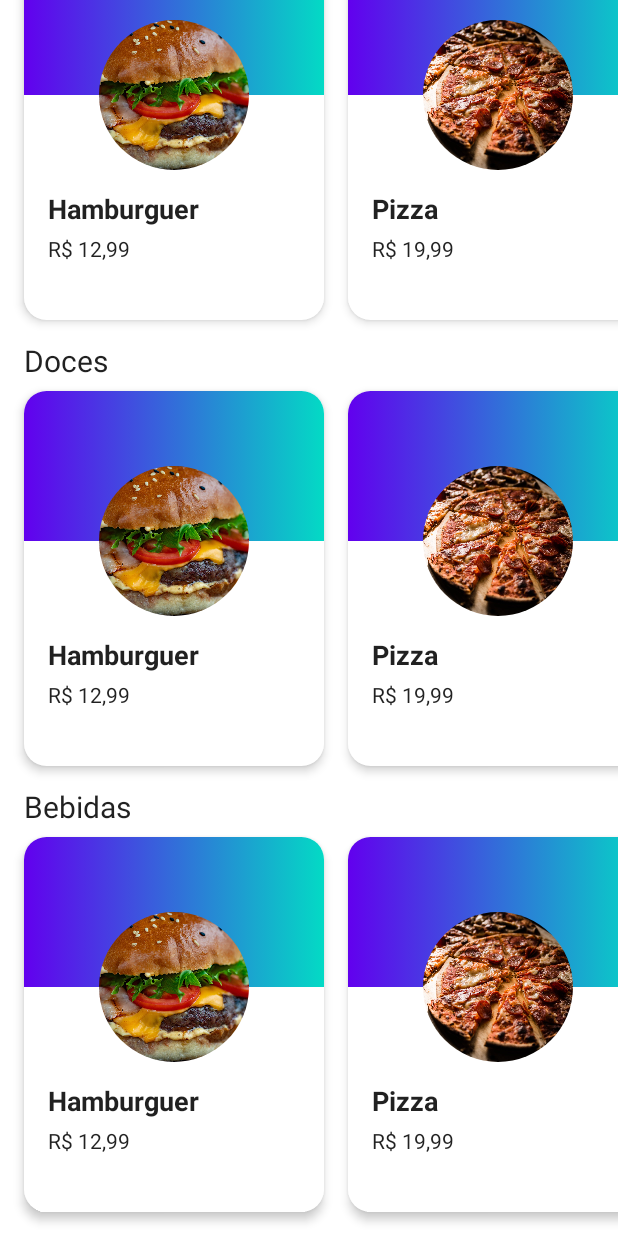
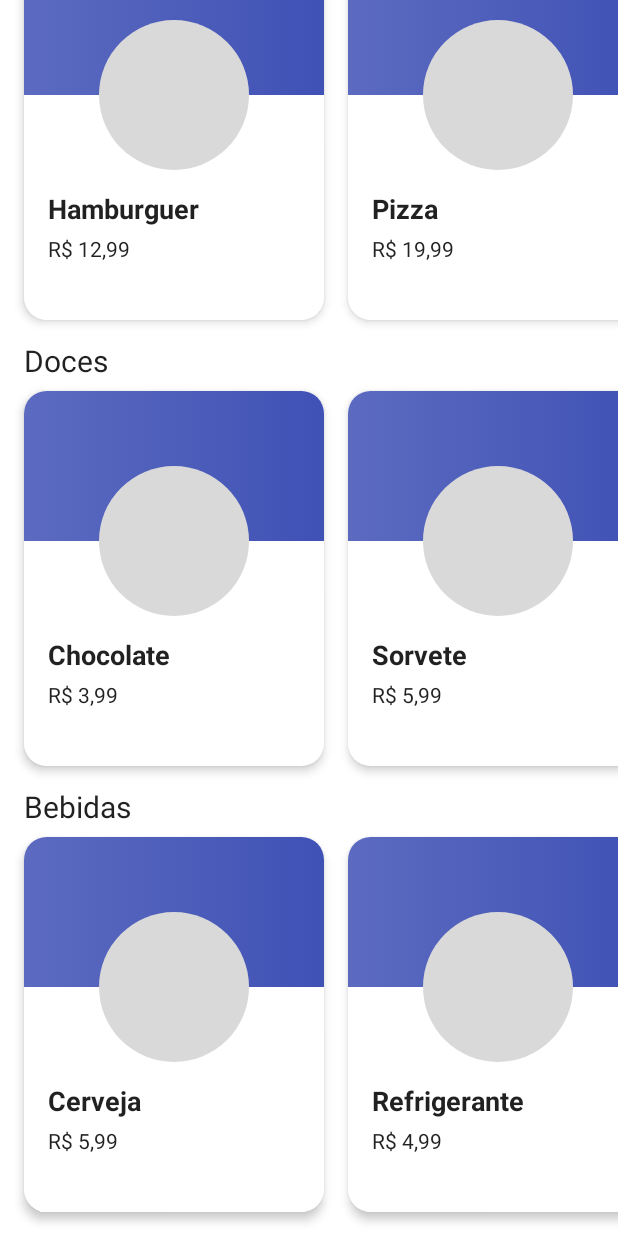
Before and after one commit to gowithcintya/delivery-app, an Android app built with Jetpack Compose: the screen it shows after launch (MainActivity), scrolled down 84 dp, on a phone screen of 412 x 824 dp. Run offline under Robolectric (Android 15) with nearby library versions, the phone set to English and light mode, and no system bars.

Commit message:
[REFACTOR] - Refactoring the app

```diff
--- a/app/src/main/kotlin/com/deliveryapp/MainActivity.kt
+++ b/app/src/main/kotlin/com/deliveryapp/MainActivity.kt
@@ -6,6 +6,7 @@ import androidx.activity.compose.setContent
 import androidx.compose.material.Surface
 import androidx.compose.runtime.Composable
 import androidx.compose.ui.tooling.preview.Preview
+import com.deliveryapp.sampledata.sampleSections
 import com.deliveryapp.ui.screens.HomeScreen
 import com.deliveryapp.ui.theme.DeliveryAppTheme
 
@@ -22,7 +23,9 @@ class MainActivity : ComponentActivity() {
 fun App() {
     DeliveryAppTheme {
         Surface {
-            HomeScreen()
+            HomeScreen(
+                sampleSections
+            )
         }
     }
 }
--- a/app/src/main/kotlin/com/deliveryapp/model/Product.kt
+++ b/app/src/main/kotlin/com/deliveryapp/model/Product.kt
@@ -1,10 +1,9 @@
 package com.deliveryapp.model
 
-import androidx.annotation.DrawableRes
 import java.math.BigDecimal
 
 class Product(
     val name: String,
     val price: BigDecimal,
-    @DrawableRes val image: Int
+    val image: String? = null
 )
--- a/app/src/main/kotlin/com/deliveryapp/sampledata/SampleData.kt
+++ b/app/src/main/kotlin/com/deliveryapp/sampledata/SampleData.kt
@@ -1,23 +1,69 @@
 package com.deliveryapp.sampledata
 
-import com.delivery_app.R
 import com.deliveryapp.model.Product
 import java.math.BigDecimal
 
-val sampleProducts = listOf(
+val sampleCandies = listOf(
+    Product(
+        name = "Chocolate",
+        price = BigDecimal("3.99"),
+        image = "https://images.pexels.com/photos/65882/chocolate-dark-coffee-confiserie-65882.jpeg",
+    ),
+    Product(
+        name = "Sorvete",
+        price = BigDecimal("5.99"),
+        image = "https://images.pexels.com/photos/1352278/pexels-photo-1352278.jpeg",
+    ),
+    Product(
+        name = "Bolo",
+        price = BigDecimal("11.99"),
+        image = "https://images.pexels.com/photos/291528/pexels-photo-291528.jpeg",
+    )
+)
+
+val sampleDrinks = listOf(
+    Product(
+        name = "Cerveja",
+        price = BigDecimal("5.99"),
+        image = "https://images.pexels.com/photos/1552630/pexels-photo-1552630.jpeg",
+    ),
+    Product(
+        name = "Refrigerante",
+        price = BigDecimal("4.99"),
+        image = "https://images.pexels.com/photos/2775860/pexels-photo-2775860.jpeg"
+    ),
+    Product(
+        name = "Suco",
+        price = BigDecimal("7.99"),
+        image = "https://images.pexels.com/photos/96974/pexels-photo-96974.jpeg"
+    ),
+    Product(
+        name = "Água",
+        price = BigDecimal("2.99"),
+        image = "https://images.pexels.com/photos/327090/pexels-photo-327090.jpeg"
+    )
+)
+
+val sampleProducts: List<Product> = listOf(
     Product(
         name = "Hamburguer",
         price = BigDecimal("12.99"),
-        image = R.drawable.burger
+        image = "https://images.pexels.com/photos/1639557/pexels-photo-1639557.jpeg"
     ),
     Product(
         name = "Pizza",
         price = BigDecimal("19.99"),
-        image = R.drawable.pizza
+        image = "https://images.pexels.com/photos/825661/pexels-photo-825661.jpeg"
     ),
     Product(
-        name = "Batata Frita",
+        name = "Batata frita",
         price = BigDecimal("7.99"),
-        image = R.drawable.fries
-    )
+        image = "https://images.pexels.com/photos/1583884/pexels-photo-1583884.jpeg"
+), *sampleDrinks.toTypedArray(), *sampleCandies.toTypedArray()
 )
+
+val sampleSections = mapOf(
+    "Promoções" to sampleProducts,
+    "Doces" to sampleCandies,
+    "Bebidas" to sampleDrinks
+)
--- a/app/src/main/kotlin/com/deliveryapp/ui/components/ProductItem.kt
+++ b/app/src/main/kotlin/com/deliveryapp/ui/components/ProductItem.kt
@@ -5,6 +5,7 @@ import androidx.compose.foundation.background
 import androidx.compose.foundation.layout.*
 import androidx.compose.foundation.shape.CircleShape
 import androidx.compose.foundation.shape.RoundedCornerShape
+import androidx.compose.material.MaterialTheme
 import androidx.compose.material.Surface
 import androidx.compose.material.Text
 import androidx.compose.runtime.Composable
@@ -24,8 +25,7 @@ import androidx.compose.ui.unit.sp
 import com.delivery_app.R
 import com.deliveryapp.extensions.toBrazilianCurrency
 import com.deliveryapp.model.Product
-import com.deliveryapp.ui.theme.Purple500
-import com.deliveryapp.ui.theme.Teal200
+import com.deliveryapp.ui.theme.DeliveryAppTheme
 import java.math.BigDecimal
 
 @Composable
@@ -46,16 +46,16 @@ fun ProductItem(product: Product) {
                     .background(
                         brush = Brush.horizontalGradient(
                             colors = listOf(
-                                Purple500, Teal200
+                                MaterialTheme.colors.primary,
+                                MaterialTheme.colors.secondary
                             )
                         )
                     )
                     .fillMaxWidth()
             ) {
                 Image(
-                    painter = painterResource(
-                        id = product.image
-                    ),
+                    // TODO: ajustar imagem do produto
+                    painter = painterResource(id = R.drawable.placeholder),
                     contentDescription = stringResource(R.string.imagem_produto),
                     Modifier
                         .size(imageSize)
@@ -89,11 +89,14 @@ fun ProductItem(product: Product) {
 @Preview(showBackground = true)
 @Composable
 fun ProductItemPreview() {
-    ProductItem(
-        Product(
-            name = LoremIpsum(50).values.first(),
-            price = BigDecimal("14.99"),
-            image = R.drawable.placeholder
-        )
-    )
+    DeliveryAppTheme{
+        Surface {
+            ProductItem(
+                Product(
+                    name = LoremIpsum(50).values.first(),
+                    price = BigDecimal("14.99")
+                )
+            )
+        }
+    }
 }
--- a/app/src/main/kotlin/com/deliveryapp/ui/components/ProductSection.kt
+++ b/app/src/main/kotlin/com/deliveryapp/ui/components/ProductSection.kt
@@ -3,6 +3,7 @@ package com.deliveryapp.ui.components
 import androidx.compose.foundation.horizontalScroll
 import androidx.compose.foundation.layout.*
 import androidx.compose.foundation.rememberScrollState
+import androidx.compose.material.Surface
 import androidx.compose.material.Text
 import androidx.compose.runtime.Composable
 import androidx.compose.ui.Modifier
@@ -12,6 +13,7 @@ import androidx.compose.ui.unit.dp
 import androidx.compose.ui.unit.sp
 import com.deliveryapp.model.Product
 import com.deliveryapp.sampledata.sampleProducts
+import com.deliveryapp.ui.theme.DeliveryAppTheme
 
 @Composable
 fun ProductSection(
@@ -49,6 +51,9 @@ fun ProductSection(
 @Preview(showBackground = true)
 @Composable
 fun ProductSectionPreview() {
-    ProductSection("Promoções", products = sampleProducts)
-
+    DeliveryAppTheme {
+        Surface {
+            ProductSection("Promoções", products = sampleProducts)
+        }
+    }
 }
--- a/app/src/main/kotlin/com/deliveryapp/ui/screens/HomeScreen.kt
+++ b/app/src/main/kotlin/com/deliveryapp/ui/screens/HomeScreen.kt
@@ -6,15 +6,18 @@ import androidx.compose.foundation.layout.Spacer
 import androidx.compose.foundation.layout.fillMaxSize
 import androidx.compose.foundation.rememberScrollState
 import androidx.compose.foundation.verticalScroll
+import androidx.compose.material.Surface
 import androidx.compose.runtime.Composable
 import androidx.compose.ui.Modifier
 import androidx.compose.ui.tooling.preview.Preview
 import androidx.compose.ui.unit.dp
-import com.deliveryapp.sampledata.sampleProducts
+import com.deliveryapp.model.Product
+import com.deliveryapp.sampledata.sampleSections
 import com.deliveryapp.ui.components.ProductSection
+import com.deliveryapp.ui.theme.DeliveryAppTheme
 
 @Composable
-fun HomeScreen() {
+fun HomeScreen(sections: Map<String, List<Product>>) {
     Column(
         Modifier
             .fillMaxSize()
@@ -22,9 +25,14 @@ fun HomeScreen() {
         verticalArrangement = Arrangement.spacedBy(16.dp)
     ) {
         Spacer(Modifier)
-        ProductSection("Promoções", sampleProducts)
-        ProductSection("Doces", sampleProducts)
-        ProductSection("Bebidas", sampleProducts)
+        for (section in sections) {
+            val title = section.key
+            val products = section.value
+            ProductSection(
+                title = title,
+                products = products
+            )
+        }
         Spacer(Modifier)
     }
 }
@@ -32,5 +40,9 @@ fun HomeScreen() {
 @Preview(showSystemUi = true)
 @Composable
 fun HomeScreenPreview() {
-    HomeScreen()
+    DeliveryAppTheme {
+        Surface {
+            HomeScreen(sampleSections)
+        }
+    }
 }
--- a/app/src/main/kotlin/com/deliveryapp/ui/theme/Color.kt
+++ b/app/src/main/kotlin/com/deliveryapp/ui/theme/Color.kt
@@ -2,7 +2,6 @@ package com.deliveryapp.ui.theme
 
 import androidx.compose.ui.graphics.Color
 
-val Purple200 = Color(0xFFBB86FC)
-val Purple500 = Color(0xFF6200EE)
-val Purple700 = Color(0xFF3700B3)
-val Teal200 = Color(0xFF03DAC5)
+val Indigo400 = Color(0xFF5C6BC0)
+val Indigo500 = Color(0xFF3F51B5)
+val Indigo400Light = Color(0xFF5C6BC0)
--- a/app/src/main/kotlin/com/deliveryapp/ui/theme/Theme.kt
+++ b/app/src/main/kotlin/com/deliveryapp/ui/theme/Theme.kt
@@ -5,17 +5,20 @@ import androidx.compose.material.MaterialTheme
 import androidx.compose.material.darkColors
 import androidx.compose.material.lightColors
 import androidx.compose.runtime.Composable
+import androidx.compose.ui.graphics.Color
 
 private val DarkColorPalette = darkColors(
-    primary = Purple200,
-    primaryVariant = Purple700,
-    secondary = Teal200
+    primary = Indigo400,
+    primaryVariant = Indigo400Light,
+    secondary = Indigo500,
+    onSecondary = Color.White
 )
 
 private val LightColorPalette = lightColors(
-    primary = Purple500,
-    primaryVariant = Purple700,
-    secondary = Teal200
+    primary = Indigo400,
+    primaryVariant = Indigo400Light,
+    secondary = Indigo500,
+    onSecondary = Color.White
 
     /* Other default colors to override
     background = Color.White,
```
